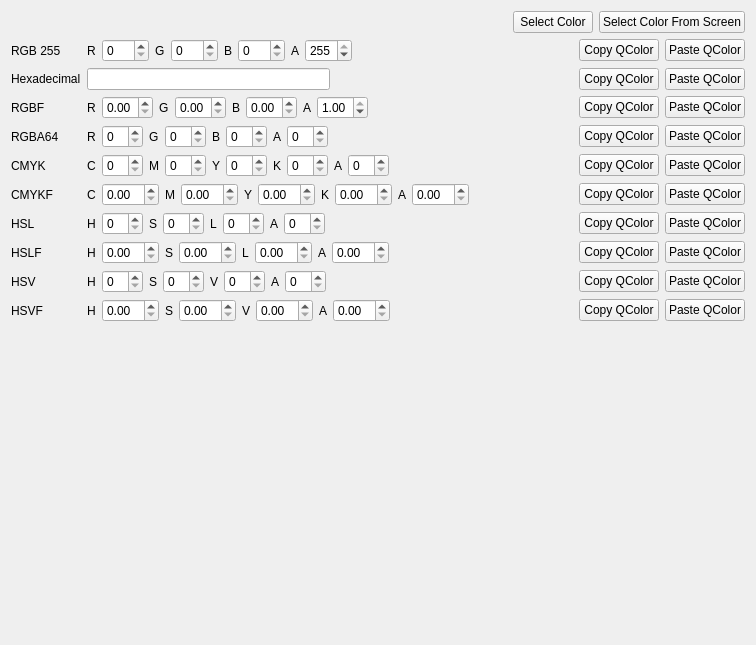
Above: src/widgets/colorpicker.ui from N1vn0vem8er/cutetoolbox before the change. Below: the same form after it.
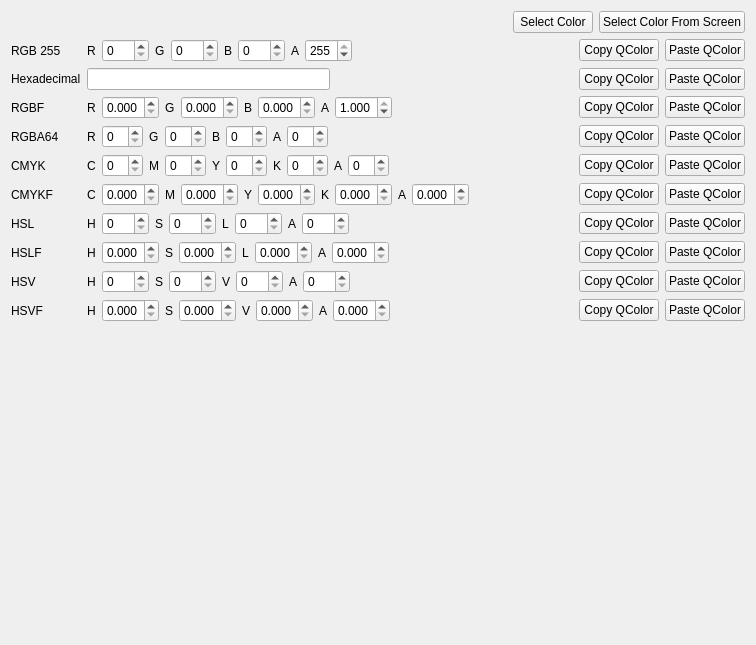
That is the form after the change. Icons and pictures are not drawn.

Commit message: Chenged max and min for spinboxes

```diff
--- a/src/widgets/colorpicker.ui
+++ b/src/widgets/colorpicker.ui
@@ -233,6 +233,9 @@
        </item>
        <item>
         <widget class="QDoubleSpinBox" name="redf">
+         <property name="decimals">
+          <number>3</number>
+         </property>
          <property name="maximum">
           <double>1.000000000000000</double>
          </property>
@@ -250,6 +253,9 @@
        </item>
        <item>
         <widget class="QDoubleSpinBox" name="greenf">
+         <property name="decimals">
+          <number>3</number>
+         </property>
          <property name="maximum">
           <double>1.000000000000000</double>
          </property>
@@ -267,6 +273,9 @@
        </item>
        <item>
         <widget class="QDoubleSpinBox" name="bluef">
+         <property name="decimals">
+          <number>3</number>
+         </property>
          <property name="maximum">
           <double>1.000000000000000</double>
          </property>
@@ -284,6 +293,9 @@
        </item>
        <item>
         <widget class="QDoubleSpinBox" name="alphaf">
+         <property name="decimals">
+          <number>3</number>
+         </property>
          <property name="maximum">
           <double>1.000000000000000</double>
          </property>
@@ -543,7 +555,17 @@
         </widget>
        </item>
        <item>
-        <widget class="QDoubleSpinBox" name="cmykfC"/>
+        <widget class="QDoubleSpinBox" name="cmykfC">
+         <property name="decimals">
+          <number>3</number>
+         </property>
+         <property name="maximum">
+          <double>1.000000000000000</double>
+         </property>
+         <property name="singleStep">
+          <double>0.010000000000000</double>
+         </property>
+        </widget>
        </item>
        <item>
         <widget class="QLabel" name="label_29">
@@ -553,7 +575,17 @@
         </widget>
        </item>
        <item>
-        <widget class="QDoubleSpinBox" name="cmykfM"/>
+        <widget class="QDoubleSpinBox" name="cmykfM">
+         <property name="decimals">
+          <number>3</number>
+         </property>
+         <property name="maximum">
+          <double>1.000000000000000</double>
+         </property>
+         <property name="singleStep">
+          <double>0.010000000000000</double>
+         </property>
+        </widget>
        </item>
        <item>
         <widget class="QLabel" name="label_30">
@@ -563,7 +595,17 @@
         </widget>
        </item>
        <item>
-        <widget class="QDoubleSpinBox" name="cmykfY"/>
+        <widget class="QDoubleSpinBox" name="cmykfY">
+         <property name="decimals">
+          <number>3</number>
+         </property>
+         <property name="maximum">
+          <double>1.000000000000000</double>
+         </property>
+         <property name="singleStep">
+          <double>0.010000000000000</double>
+         </property>
+        </widget>
        </item>
        <item>
         <widget class="QLabel" name="label_31">
@@ -573,7 +615,17 @@
         </widget>
        </item>
        <item>
-        <widget class="QDoubleSpinBox" name="cmykfK"/>
+        <widget class="QDoubleSpinBox" name="cmykfK">
+         <property name="decimals">
+          <number>3</number>
+         </property>
+         <property name="maximum">
+          <double>1.000000000000000</double>
+         </property>
+         <property name="singleStep">
+          <double>0.010000000000000</double>
+         </property>
+        </widget>
        </item>
        <item>
         <widget class="QLabel" name="label_32">
@@ -583,7 +635,17 @@
         </widget>
        </item>
        <item>
-        <widget class="QDoubleSpinBox" name="cmykfA"/>
+        <widget class="QDoubleSpinBox" name="cmykfA">
+         <property name="decimals">
+          <number>3</number>
+         </property>
+         <property name="maximum">
+          <double>1.000000000000000</double>
+         </property>
+         <property name="singleStep">
+          <double>0.010000000000000</double>
+         </property>
+        </widget>
        </item>
        <item>
         <spacer name="horizontalSpacer_6">
@@ -643,7 +705,11 @@
         </widget>
        </item>
        <item>
-        <widget class="QSpinBox" name="hslH"/>
+        <widget class="QSpinBox" name="hslH">
+         <property name="maximum">
+          <number>255</number>
+         </property>
+        </widget>
        </item>
        <item>
         <widget class="QLabel" name="label_34">
@@ -653,7 +719,11 @@
         </widget>
        </item>
        <item>
-        <widget class="QSpinBox" name="hslS"/>
+        <widget class="QSpinBox" name="hslS">
+         <property name="maximum">
+          <number>255</number>
+         </property>
+        </widget>
        </item>
        <item>
         <widget class="QLabel" name="label_35">
@@ -663,7 +733,11 @@
         </widget>
        </item>
        <item>
-        <widget class="QSpinBox" name="hslL"/>
+        <widget class="QSpinBox" name="hslL">
+         <property name="maximum">
+          <number>255</number>
+         </property>
+        </widget>
        </item>
        <item>
         <widget class="QLabel" name="label_36">
@@ -673,7 +747,11 @@
         </widget>
        </item>
        <item>
-        <widget class="QSpinBox" name="hslA"/>
+        <widget class="QSpinBox" name="hslA">
+         <property name="maximum">
+          <number>255</number>
+         </property>
+        </widget>
        </item>
        <item>
         <spacer name="horizontalSpacer_7">
@@ -733,7 +811,17 @@
         </widget>
        </item>
        <item>
-        <widget class="QDoubleSpinBox" name="hslfH"/>
+        <widget class="QDoubleSpinBox" name="hslfH">
+         <property name="decimals">
+          <number>3</number>
+         </property>
+         <property name="maximum">
+          <double>1.000000000000000</double>
+         </property>
+         <property name="singleStep">
+          <double>0.010000000000000</double>
+         </property>
+        </widget>
        </item>
        <item>
         <widget class="QLabel" name="label_38">
@@ -743,7 +831,17 @@
         </widget>
        </item>
        <item>
-        <widget class="QDoubleSpinBox" name="hslfS"/>
+        <widget class="QDoubleSpinBox" name="hslfS">
+         <property name="decimals">
+          <number>3</number>
+         </property>
+         <property name="maximum">
+          <double>1.000000000000000</double>
+         </property>
+         <property name="singleStep">
+          <double>0.010000000000000</double>
+         </property>
+        </widget>
        </item>
        <item>
         <widget class="QLabel" name="label_39">
@@ -753,7 +851,17 @@
         </widget>
        </item>
        <item>
-        <widget class="QDoubleSpinBox" name="hslfL"/>
+        <widget class="QDoubleSpinBox" name="hslfL">
+         <property name="decimals">
+          <number>3</number>
+         </property>
+         <property name="maximum">
+          <double>1.000000000000000</double>
+         </property>
+         <property name="singleStep">
+          <double>0.010000000000000</double>
+         </property>
+        </widget>
        </item>
        <item>
         <widget class="QLabel" name="label_40">
@@ -763,7 +871,17 @@
         </widget>
        </item>
        <item>
-        <widget class="QDoubleSpinBox" name="hslfA"/>
+        <widget class="QDoubleSpinBox" name="hslfA">
+         <property name="decimals">
+          <number>3</number>
+         </property>
+         <property name="maximum">
+          <double>1.000000000000000</double>
+         </property>
+         <property name="singleStep">
+          <double>0.010000000000000</double>
+         </property>
+        </widget>
        </item>
        <item>
         <spacer name="horizontalSpacer_10">
@@ -823,7 +941,11 @@
         </widget>
        </item>
        <item>
-        <widget class="QSpinBox" name="hsvH"/>
+        <widget class="QSpinBox" name="hsvH">
+         <property name="maximum">
+          <number>255</number>
+         </property>
+        </widget>
        </item>
        <item>
         <widget class="QLabel" name="label_42">
@@ -833,7 +955,11 @@
         </widget>
        </item>
        <item>
-        <widget class="QSpinBox" name="hsvS"/>
+        <widget class="QSpinBox" name="hsvS">
+         <property name="maximum">
+          <number>255</number>
+         </property>
+        </widget>
        </item>
        <item>
         <widget class="QLabel" name="label_43">
@@ -843,7 +969,11 @@
         </widget>
        </item>
        <item>
-        <widget class="QSpinBox" name="hsvV"/>
+        <widget class="QSpinBox" name="hsvV">
+         <property name="maximum">
+          <number>255</number>
+         </property>
+        </widget>
        </item>
        <item>
         <widget class="QLabel" name="label_44">
@@ -853,7 +983,11 @@
         </widget>
        </item>
        <item>
-        <widget class="QSpinBox" name="hsvA"/>
+        <widget class="QSpinBox" name="hsvA">
+         <property name="maximum">
+          <number>255</number>
+         </property>
+        </widget>
        </item>
        <item>
         <spacer name="horizontalSpacer_8">
@@ -913,7 +1047,17 @@
         </widget>
        </item>
        <item>
-        <widget class="QDoubleSpinBox" name="hsvfH"/>
+        <widget class="QDoubleSpinBox" name="hsvfH">
+         <property name="decimals">
+          <number>3</number>
+         </property>
+         <property name="maximum">
+          <double>1.000000000000000</double>
+         </property>
+         <property name="singleStep">
+          <double>0.010000000000000</double>
+         </property>
+        </widget>
        </item>
        <item>
         <widget class="QLabel" name="label_46">
@@ -923,7 +1067,17 @@
         </widget>
        </item>
        <item>
-        <widget class="QDoubleSpinBox" name="hsvfS"/>
+        <widget class="QDoubleSpinBox" name="hsvfS">
+         <property name="decimals">
+          <number>3</number>
+         </property>
+         <property name="maximum">
+          <double>1.000000000000000</double>
+         </property>
+         <property name="singleStep">
+          <double>0.010000000000000</double>
+         </property>
+        </widget>
        </item>
        <item>
         <widget class="QLabel" name="label_47">
@@ -933,7 +1087,17 @@
         </widget>
        </item>
        <item>
-        <widget class="QDoubleSpinBox" name="hsvfV"/>
+        <widget class="QDoubleSpinBox" name="hsvfV">
+         <property name="decimals">
+          <number>3</number>
+         </property>
+         <property name="maximum">
+          <double>1.000000000000000</double>
+         </property>
+         <property name="singleStep">
+          <double>0.010000000000000</double>
+         </property>
+        </widget>
        </item>
        <item>
         <widget class="QLabel" name="label_48">
@@ -943,7 +1107,17 @@
         </widget>
        </item>
        <item>
-        <widget class="QDoubleSpinBox" name="hsvfA"/>
+        <widget class="QDoubleSpinBox" name="hsvfA">
+         <property name="decimals">
+          <number>3</number>
+         </property>
+         <property name="maximum">
+          <double>1.000000000000000</double>
+         </property>
+         <property name="singleStep">
+          <double>0.010000000000000</double>
+         </property>
+        </widget>
        </item>
        <item>
         <spacer name="horizontalSpacer_9">
```
Left out of the diff: 8 changed lines with no effect on the pictures.
